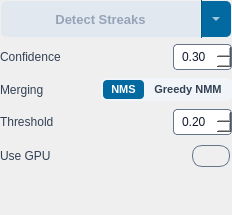
Above: src/startrails/ui/step_detect_streaks.ui from gkyle/startrails before the change. Below: the same form after it.
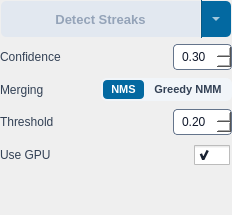
That is the form after the change. Icons and pictures are not drawn.

Diff of the .ui file:
```diff
--- a/src/startrails/ui/step_detect_streaks.ui
+++ b/src/startrails/ui/step_detect_streaks.ui
@@ -153,10 +153,6 @@
     </layout>
    </item>
    <item>
-    <widget class="QWidget" name="advancedBody">
-     <property name="visible">
-      <bool>true</bool>
-     </property>
      <layout class="QVBoxLayout" name="advancedLayout">
      <property name="spacing">
       <number>6</number>
@@ -375,21 +371,18 @@
        </item>
        <item row="3" column="1" alignment="Qt::AlignmentFlag::AlignRight">
         <widget class="QCheckBox" name="useGPU">
-    <property name="styleSheet">
-     <string notr="true">QCheckBox#useGPU { spacing: 0px;
-    border: 2px solid transparent;
-}
-QCheckBox#useGPU::indicator { width: 36px; height: 20px;  border: 1px solid #64748b; border-radius: 10px; }
-QCheckBox#useGPU::indicator:unchecked { image: url(:/startrails/ui/switch_off.png); }
-QCheckBox#useGPU::indicator:checked { image: url(:/startrails/ui/switch_on.png); }
-QCheckBox#useGPU:focus:enabled { border-color: #0f172a; }</string>
-    </property>
          <property name="cursor">
           <cursorShape>PointingHandCursor</cursorShape>
          </property>
          <property name="accessibleName">
           <string>Use GPU for detection</string>
          </property>
+         <property name="styleSheet">
+          <string notr="true">QCheckBox#useGPU { spacing: 0px;}
+QCheckBox#useGPU::indicator { width: 36px; height: 20px; }
+QCheckBox#useGPU::indicator:unchecked { image: url(:/startrails/ui/switch_off.svg); }
+QCheckBox#useGPU::indicator:checked { image: url(:/startrails/ui/switch_on.svg); }</string>
+         </property>
          <property name="text">
           <string/>
          </property>
@@ -401,7 +394,6 @@
       </layout>
      </item>
     </layout>
-    </widget>
    </item>
    <item>
     <widget class="QLabel" name="error">
```
Left out of the diff: 48 changed lines with no effect on the pictures. Lines whose indentation alone changed are shown as unchanged.
